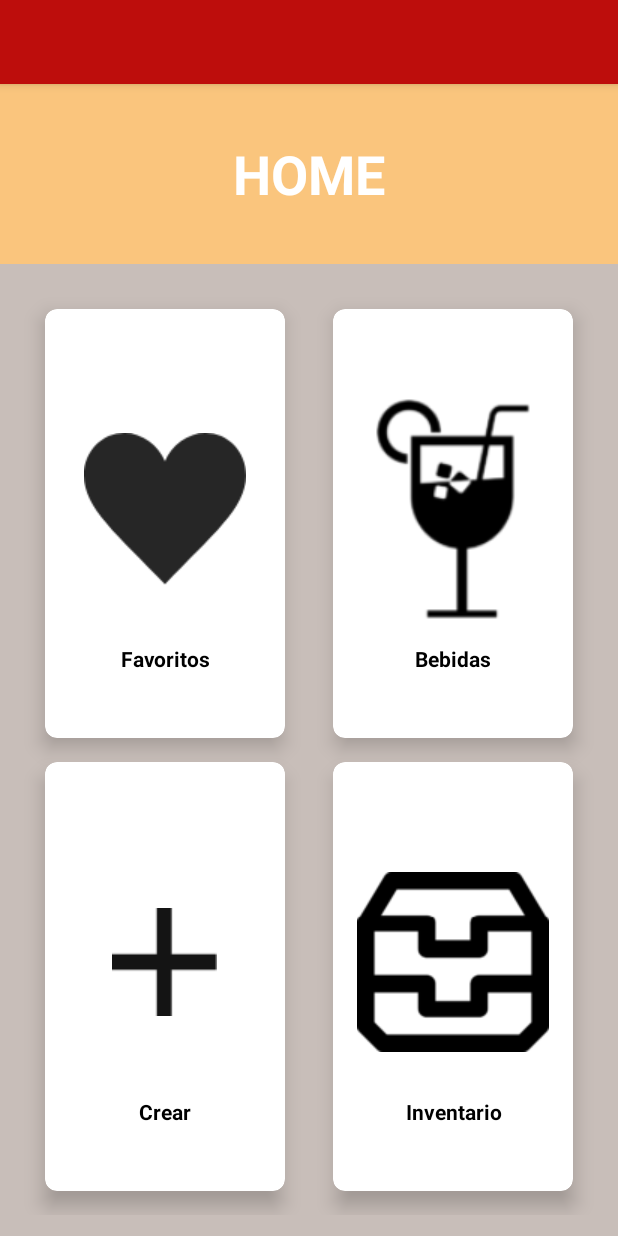
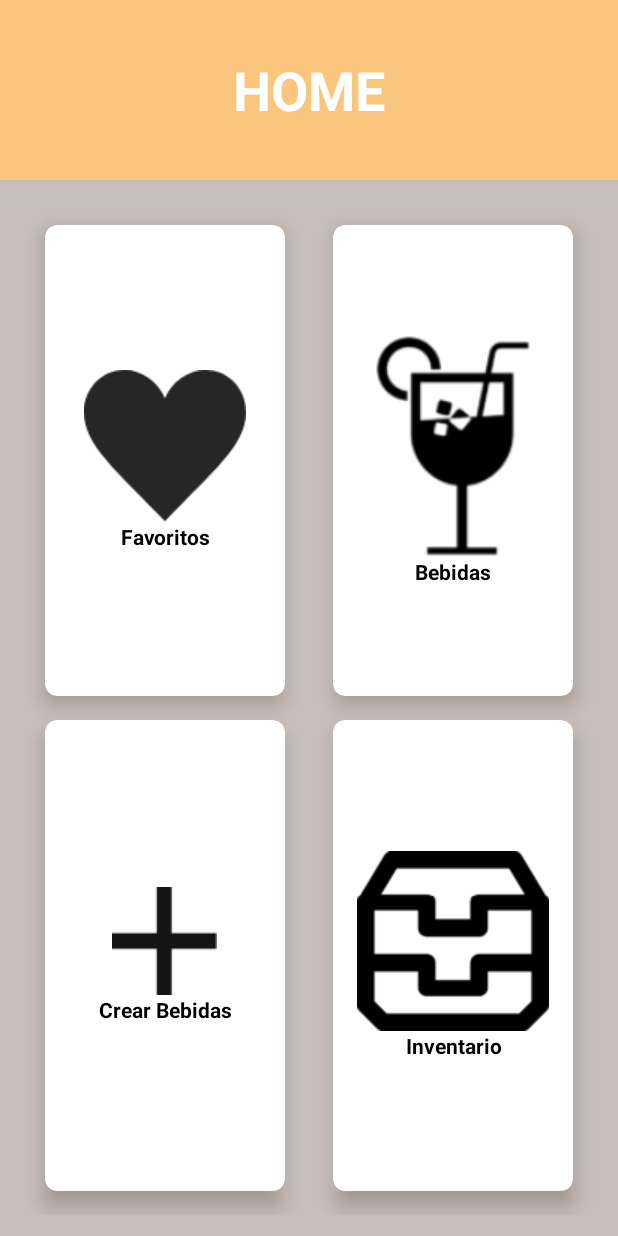
Before and after one commit to qwn2203/Cheers, an Android app: the screen it shows after launch (homeActivity), on a phone screen of 412 x 824 dp. Run offline under Robolectric (Android 15) with nearby library versions, the phone set to English and light mode, and no system bars.

Commit message:
Cambios en Home

```diff
--- a/app/src/main/java/com/example/cheers/homeActivity.java
+++ b/app/src/main/java/com/example/cheers/homeActivity.java
@@ -3,11 +3,12 @@ package com.example.cheers;
 import androidx.appcompat.app.AppCompatActivity;
 import androidx.cardview.widget.CardView;
 
+import android.app.Activity;
 import android.content.Intent;
 import android.os.Bundle;
 import android.view.View;
 
-public class homeActivity extends AppCompatActivity {
+public class homeActivity extends Activity {
     CardView crearBebida, favoritos;
 
     @Override
--- a/app/src/main/res/layout/activity_home.xml
+++ b/app/src/main/res/layout/activity_home.xml
@@ -54,28 +54,20 @@
                 android:foreground="?android:attr/selectableItemBackground"
                 android:minHeight="200dp"
                 app:cardCornerRadius="8dp"
-                app:cardElevation="8dp">
-                <LinearLayout
-                    android:layout_width="wrap_content"
+                app:cardElevation="8dp"
+                android:focusable="true">
+
+                <TextView
+                    android:layout_width="match_parent"
                     android:layout_height="wrap_content"
                     android:layout_gravity="center_horizontal|center_vertical"
-                    android:orientation="vertical">
-                    <ImageView
-                        android:id="@+id/imageView3"
-                        android:layout_width="wrap_content"
-                        android:layout_height="180dp"
-                        android:layout_gravity="center_horizontal"
-                        android:contentDescription="TODO"
-                        app:srcCompat="@drawable/love" />
-                    <TextView
-                        android:id="@+id/textView"
-                        android:layout_width="match_parent"
-                        android:layout_height="wrap_content"
+                    android:drawableTop="@drawable/love"
+                    android:orientation="vertical"
+                    android:padding="5dp"
                     android:text="@string/favoritos"
                     android:textAlignment="center"
                     android:textColor="@android:color/black"
                     android:textStyle="bold" />
-                </LinearLayout>
             </androidx.cardview.widget.CardView>
 
             <androidx.cardview.widget.CardView
@@ -91,29 +83,19 @@
                 android:foreground="?android:attr/selectableItemBackground"
                 android:minHeight="200dp"
                 app:cardCornerRadius="8dp"
-                app:cardElevation="8dp">
-                <LinearLayout
-                    android:layout_width="wrap_content"
+                app:cardElevation="8dp"
+                android:focusable="true">
+                <TextView
+                    android:layout_width="match_parent"
                     android:layout_height="wrap_content"
                     android:layout_gravity="center_horizontal|center_vertical"
-                    android:orientation="vertical">
-                    <ImageView
-                        android:id="@+id/imageView"
-                        android:layout_width="wrap_content"
-                        android:layout_height="180dp"
-                        android:layout_gravity="center_horizontal"
-                        android:contentDescription="TODO"
-                        app:srcCompat="@drawable/bebida" />
-                    <TextView
-                        android:id="@+id/textView1"
-                        android:layout_width="match_parent"
-                        android:layout_height="wrap_content"
+                    android:drawableTop="@drawable/bebida"
+                    android:orientation="vertical"
+                    android:padding="5dp"
                     android:text="@string/bebidas"
                     android:textAlignment="center"
                     android:textColor="@android:color/black"
-                        android:textStyle="bold"
-                        />
-                </LinearLayout>
+                    android:textStyle="bold"/>
             </androidx.cardview.widget.CardView>
             <!-- Row 2 -->
             <!-- Column 1 -->
@@ -130,29 +112,20 @@
                 android:clickable="true"
                 android:foreground="?android:attr/selectableItemBackground"
                 app:cardCornerRadius="8dp"
-
-                app:cardElevation="8dp">
-                <LinearLayout
-                    android:layout_width="wrap_content"
+                app:cardElevation="8dp"
+                android:focusable="true">
+                <TextView
+                    android:layout_width="match_parent"
                     android:layout_height="wrap_content"
                     android:layout_gravity="center_horizontal|center_vertical"
-                    android:orientation="vertical">
-                    <ImageView
-                        android:id="@+id/imageView2"
-                        android:layout_width="wrap_content"
-                        android:layout_height="180dp"
-                        android:layout_gravity="center_horizontal"
-                        android:contentDescription="TODO"
-                        app:srcCompat="@drawable/mas" />
-                    <TextView
-                        android:id="@+id/textView2"
-                        android:layout_width="match_parent"
-                        android:layout_height="wrap_content"
+                    android:drawableTop="@drawable/mas"
+                    android:orientation="vertical"
+                    android:padding="5dp"
                     android:text="@string/crear_bebidas"
                     android:textAlignment="center"
                     android:textColor="@android:color/black"
-                        android:textStyle="bold" />
-                </LinearLayout>
+                    android:textStyle="bold"/>
+
             </androidx.cardview.widget.CardView>
             <!-- Column 2 -->
             <androidx.cardview.widget.CardView
@@ -168,28 +141,21 @@
                 android:clickable="true"
                 android:foreground="?android:attr/selectableItemBackground"
                 app:cardCornerRadius="8dp"
-                app:cardElevation="8dp">
-                <LinearLayout
-                    android:layout_width="wrap_content"
+                app:cardElevation="8dp"
+                android:focusable="true">
+
+                <TextView
+                    android:layout_width="match_parent"
                     android:layout_height="wrap_content"
                     android:layout_gravity="center_horizontal|center_vertical"
-                    android:orientation="vertical">
-                    <ImageView
-                        android:id="@+id/imageView4"
-                        android:layout_width="wrap_content"
-                        android:layout_height="180dp"
-                        android:layout_gravity="center_horizontal"
-                        android:contentDescription="TODO"
-                        app:srcCompat="@drawable/inventario" />
-                    <TextView
-                        android:id="@+id/textView3"
-                        android:layout_width="match_parent"
-                        android:layout_height="wrap_content"
+                    android:drawableTop="@drawable/inventario"
+                    android:orientation="vertical"
+                    android:padding="5dp"
                     android:text="@string/inventario"
                     android:textAlignment="center"
                     android:textColor="@android:color/black"
-                        android:textStyle="bold" />
-                </LinearLayout>
+                    android:textStyle="bold"/>
+
             </androidx.cardview.widget.CardView>
         </GridLayout>
 </LinearLayout>
```
Lines whose indentation alone changed are shown as unchanged.
